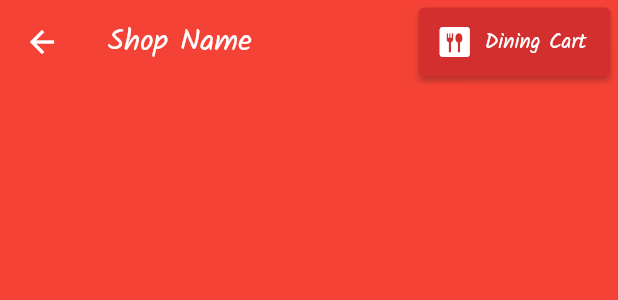
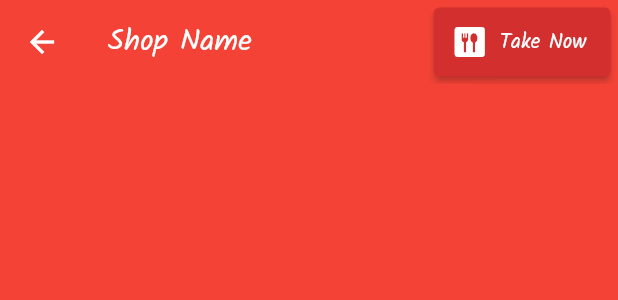
Before and after one commit to abdullac/cafe-menu-flutter-app, a Flutter app: the MenuCardPageAppBar widget shown alone on an empty page, opened directly, on a phone screen of 412 x 824 dp. Shown: the top 300 px of the screen. Run offline on Flutter 3.47's test engine with Material 2 defaults, Android fonts, the phone set to English and light mode, and no system bars; our stand-ins replace bloc, firebase_auth, firebase_core, firebase_database, firebase_storage, flutter_bloc and 3 more; accounts and stored records are empty; network calls fail.

Commit message:
fix dining cart small problem

```diff
--- a/lib/ui/pages/user/diningcart_page/page_diningcart.dart
+++ b/lib/ui/pages/user/diningcart_page/page_diningcart.dart
@@ -7,6 +7,7 @@ import 'package:cafemenu_app/ui/pages/user/diningcart_page/sections/total_items_
 import 'package:cafemenu_app/ui/pages/user/diningcart_page/widgets/diningcart_button.dart';
 import 'package:cafemenu_app/ui/pages/user/menucard_page/page_menucard.dart';
 import 'package:cafemenu_app/utils/constants/lists.dart';
+import 'package:cafemenu_app/utils/constants/values.dart';
 import 'package:cafemenu_app/utils/functions/user/diningcart_page/make_diningcart_list.dart';
 import 'package:cafemenu_app/utils/functions/user/menucard_page/get_availableitems_list.dart';
 import 'package:flutter/material.dart';
@@ -53,8 +54,8 @@ class PageDiningCart extends StatelessWidget {
             /// and bottum Widgets(total item,Qty,Amount,
             /// name,positionode, orderId,Time, diningCartButton)
             BlocProvider.of<DiningcartPageBloc>(context).add(
-                const DiningCartButtonPressed(
-                    diningCartButtonType: null, isReTakeDiningCart: true));
+                DiningCartButtonPressed(
+                    diningCartButtonType: diningCartButtonType,));
           }
           return BlocBuilder<DiningcartPageBloc, DiningcartPageState>(
             builder: (context, state) {
--- a/lib/ui/pages/user/diningcart_page/sections/total_items_qty_amount.dart
+++ b/lib/ui/pages/user/diningcart_page/sections/total_items_qty_amount.dart
@@ -1,7 +1,7 @@
 
 import 'package:cafemenu_app/core/provider/bloc/diningcart_page/diningcart_page_bloc.dart';
-import 'package:cafemenu_app/ui/pages/user/diningcart_page/widgets/diningcart_button.dart';
 import 'package:cafemenu_app/utils/constants/enums.dart';
+import 'package:cafemenu_app/utils/constants/values.dart';
 import 'package:cafemenu_app/utils/functions/show_snackbar.dart';
 import 'package:flutter/material.dart';
 import 'package:flutter_bloc/flutter_bloc.dart';
@@ -17,7 +17,7 @@ class TotalItemQtyAmount extends StatelessWidget {
     /// returned Map results (toatal items,qty,amount) assign to diningCartTotalNotifier value
     WidgetsBinding.instance.addPostFrameCallback((_) {
       if ([null, DiningCartButtonFunctionality.takeNow]
-          .contains(DiningCartButton.diningCartButtonType)) {
+          .contains(diningCartButtonType)) {
         /// BlocProvider for rebuild TotalItemQtyAmount widget when any changes in diningCartTotalNotifier value,
         /// BlocProvider value is return of findTotalItemsQtyAmount().
         /// method findTotalItemsQtyAmount return a Map contains toatal items,qty,amount.
--- a/lib/ui/pages/user/diningcart_page/widgets/diningcart_button.dart
+++ b/lib/ui/pages/user/diningcart_page/widgets/diningcart_button.dart
@@ -10,7 +10,6 @@ class DiningCartButton extends StatelessWidget {
     super.key,
   });
 
-  static DiningCartButtonFunctionality? diningCartButtonType;
 
   @override
   Widget build(BuildContext context) {
--- a/lib/ui/pages/user/menucard_page/widgets/menucard_page_appbar.dart
+++ b/lib/ui/pages/user/menucard_page/widgets/menucard_page_appbar.dart
@@ -32,7 +32,7 @@ class MenuCardPageAppBar extends StatelessWidget {
                 ),
               );
             },
-            label: const Text("Dining Cart"),
+            label: const Text("Take Now"),
             icon: const Icon(Icons.dining),
             style: ButtonStyle(
               backgroundColor: MaterialStateProperty.all(Colors.red[700]),
--- a/lib/utils/constants/values.dart
+++ b/lib/utils/constants/values.dart
@@ -1,3 +1,6 @@
+import 'package:cafemenu_app/utils/constants/enums.dart';
+
 int? orderId;
 DateTime? orderedTime;
 String? positionCode;
+DiningCartButtonFunctionality? diningCartButtonType;
```
